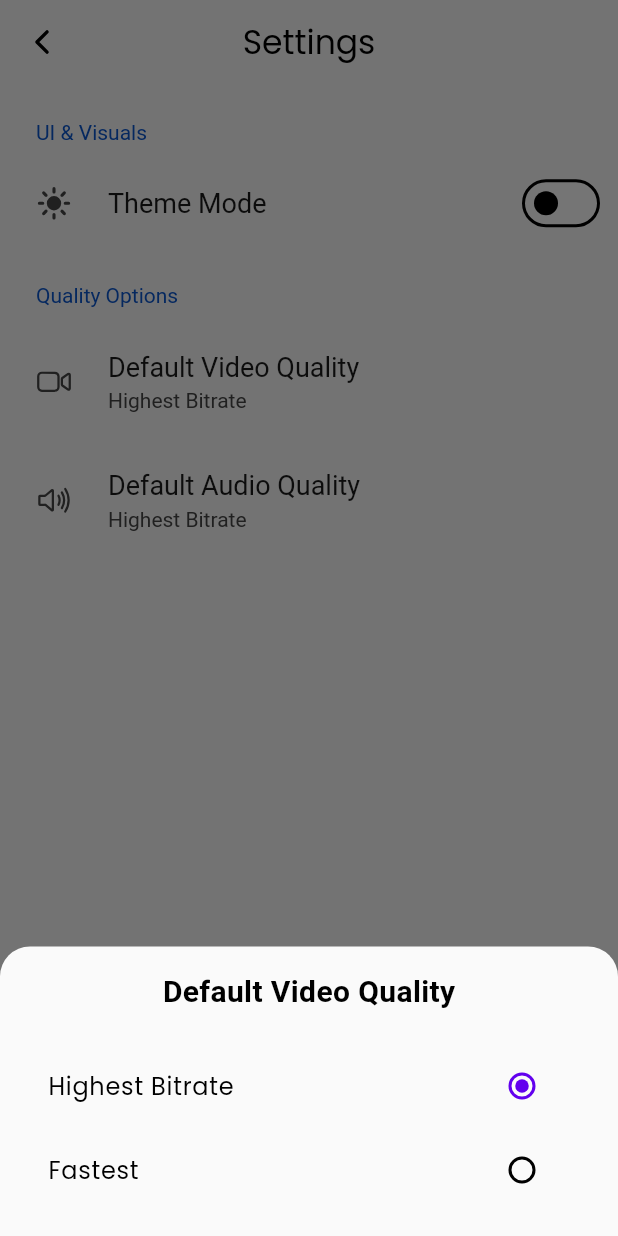
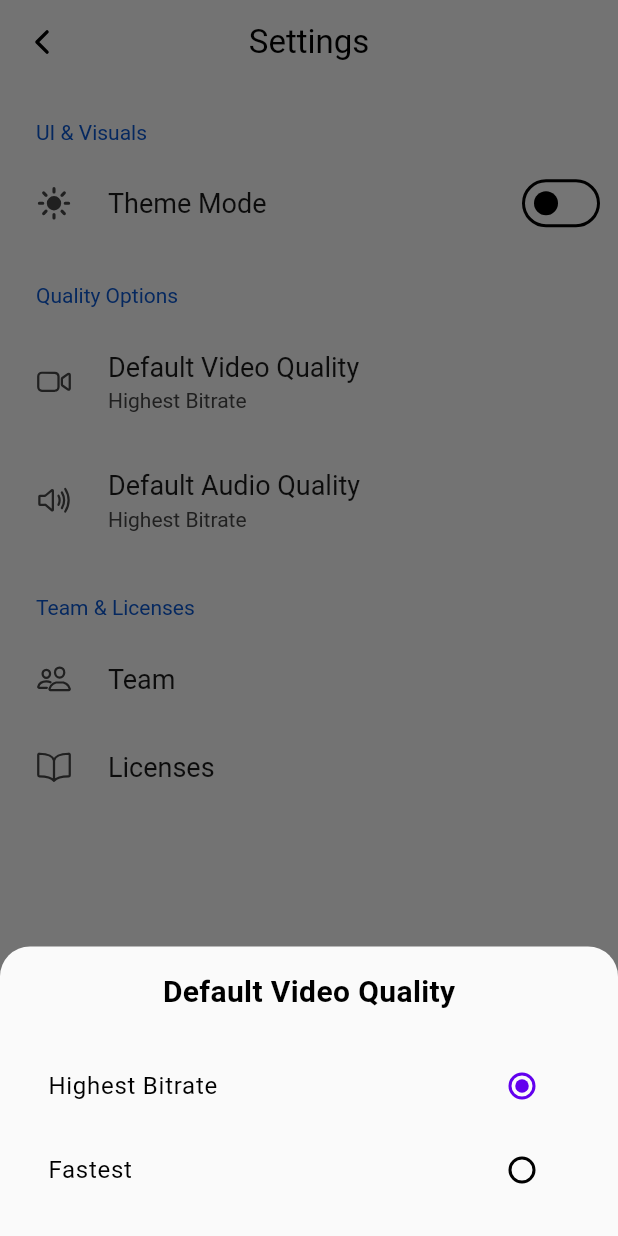
Before and after one commit to danfq/Yoink, a Flutter app: the Settings screen opened by its route, after a tap on "Default Video Quality", on a phone screen of 412 x 824 dp. Run offline on Flutter 3.47's test engine with Material 3 defaults, Android fonts, the phone set to English and light mode, and no system bars; drawn by our look-alikes of settings_ui, toastification; our stand-ins replace adaptive_theme, file_picker, flutter_advanced_drawer, flutter_vector_icons, get, google_fonts and 5 more; missing offline and left inert: ffmpeg_kit_flutter, youtube_explode_dart; accounts and stored records are empty.

Commit message:
Added Team & Licenses

```diff
--- a/lib/main.dart
+++ b/lib/main.dart
@@ -5,6 +5,7 @@
 import 'package:toastification/toastification.dart';
 import 'package:yoink/pages/intro/intro.dart';
 import 'package:yoink/pages/settings/settings.dart';
+import 'package:yoink/pages/settings/team.dart';
 import 'package:yoink/pages/yoink.dart';
 import 'package:yoink/pages/youtube/playlists.dart';
 import 'package:yoink/util/handlers/main.dart';
@@ -35,6 +36,7 @@
               GetPage(name: "/intro", page: () => Intro()),
               GetPage(name: "/settings", page: () => const Settings()),
               GetPage(name: "/playlists", page: () => const Playlists()),
+              GetPage(name: "/team", page: () => Team()),
             ],
           );
         },
--- a/lib/pages/settings/settings.dart
+++ b/lib/pages/settings/settings.dart
@@ -205,6 +205,9 @@
                   title: const Text("Default Video Quality"),
                   value: Obx(() => Text(_defaultVideoQuality.value)),
                   onPressed: (context) => _showQualitySelector(isVideo: true),
+                  description: const Text(
+                    "If you're worried about Data Usage, you can set this to Fastest.",
+                  ),
                 ),
 
                 //Default Audio Quality
@@ -213,6 +216,40 @@
                   title: const Text("Default Audio Quality"),
                   value: Obx(() => Text(_defaultAudioQuality.value)),
                   onPressed: (context) => _showQualitySelector(isVideo: false),
+                  description: const Text(
+                    "If you're worried about Data Usage, you can set this to Fastest.",
+                  ),
+                ),
+              ],
+            ),
+
+            //Team & Licenses
+            SettingsSection(
+              title: const Text("Team & Licenses"),
+              tiles: [
+                //Team
+                SettingsTile.navigation(
+                  leading: const Icon(Ionicons.ios_people_outline),
+                  title: const Text("Team"),
+                  onPressed: (context) => Get.toNamed("/team"),
+                ),
+
+                //Licenses
+                SettingsTile.navigation(
+                  leading: const Icon(Ionicons.ios_book_outline),
+                  title: const Text("Licenses"),
+                  onPressed: (context) => Get.to(
+                    () => LicensePage(
+                      applicationName: "Yoink",
+                      applicationIcon: Padding(
+                        padding: const EdgeInsets.all(12.0),
+                        child: Image.asset(
+                          "assets/img/logo.png",
+                          height: 120.0,
+                        ),
+                      ),
+                    ),
+                  ),
                 ),
               ],
             ),
--- a/pubspec.yaml
+++ b/pubspec.yaml
@@ -34,6 +34,7 @@
   http: ^1.2.2
   ffmpeg_kit_flutter: ^6.0.3
   uuid: ^4.5.1
+  url_launcher: ^6.3.1
 
 dev_dependencies:
   flutter_test:
```
Also changed, not shown: lib/pages/settings/team.dart (added, +117 -0 lines), lib/util/themes/themes.dart (+44 -0 lines), lib/util/widgets/team.dart (added, +24 -0 lines), pubspec.lock, 6 other files.
